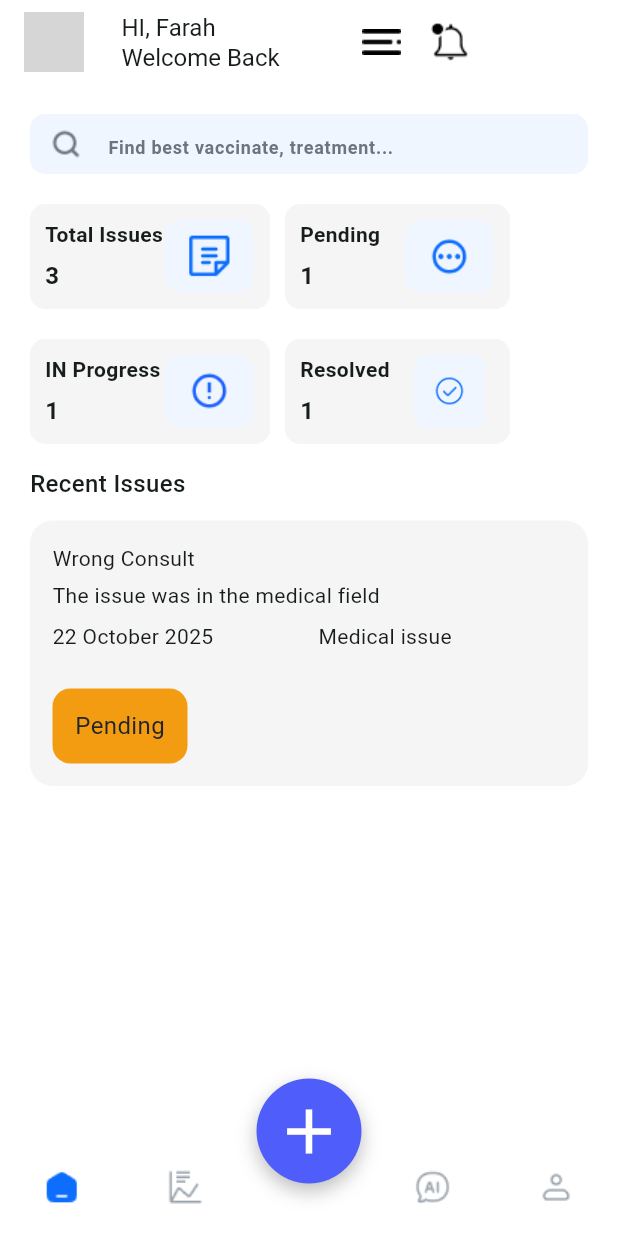
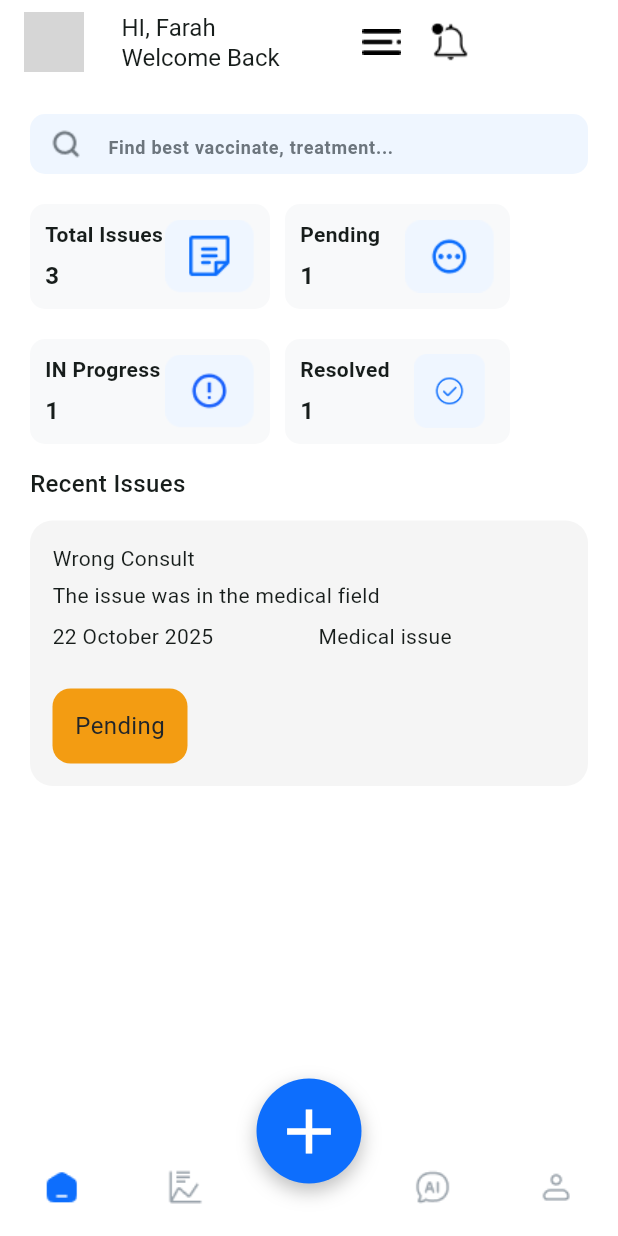
Before and after one commit to mohameds123/DEPI-Hospital-Complaint-system, a Flutter app: the HomePatient screen opened directly, on a phone screen of 412 x 824 dp. Run offline on Flutter 3.47's test engine with Material 3 defaults, Android fonts, the phone set to English and light mode, and no system bars; drawn by our look-alikes of curved_navigation_bar; grey boxes are pictures that could not be loaded.

Commit message:
Final edit

```diff
--- a/lib/Ui/screens/home_patient.dart
+++ b/lib/Ui/screens/home_patient.dart
@@ -79,7 +79,7 @@ class _HomePatientState extends State<HomePatient> {
                         width: 160,
                         padding: EdgeInsets.all(10),
                         decoration: BoxDecoration(
-                          color: Colors.grey[100],
+                          color: Color(0xffF8F9FA),
                           borderRadius: BorderRadius.circular(10),
                         ),
                         child: Row(
@@ -121,7 +121,7 @@ class _HomePatientState extends State<HomePatient> {
                         width: 150,
                         padding: EdgeInsets.all(10),
                         decoration: BoxDecoration(
-                          color: Colors.grey[100],
+                          color: Color(0xffF8F9FA),
                           borderRadius: BorderRadius.circular(10),
                         ),
                         child: Row(
@@ -170,7 +170,7 @@ class _HomePatientState extends State<HomePatient> {
                         width: 160,
                         padding: EdgeInsets.all(10),
                         decoration: BoxDecoration(
-                          color: Colors.grey[100],
+                          color: Color(0xffF8F9FA),
                           borderRadius: BorderRadius.circular(10),
                         ),
                         child: Row(
@@ -211,7 +211,7 @@ class _HomePatientState extends State<HomePatient> {
                         width: 150,
                         padding: EdgeInsets.all(10),
                         decoration: BoxDecoration(
-                          color: Colors.grey[100],
+                          color: Color(0xffF8F9FA),
                           borderRadius: BorderRadius.circular(10),
                         ),
                         child: Row(
@@ -315,7 +315,7 @@ class _HomePatientState extends State<HomePatient> {
           width: 70,
           decoration: BoxDecoration(
             shape: BoxShape.circle,
-            color: Color(0xff4f5efa),
+            color: Color(0xff0D6EFD),
             boxShadow: [
               BoxShadow(
                 color: Colors.black26,
--- a/lib/Ui/screens/login/login_admin.dart
+++ b/lib/Ui/screens/login/login_admin.dart
@@ -21,6 +21,7 @@ class _LoginAdminState extends State<LoginAdmin> {
     double width = MediaQuery.of(context).size.width;
     double height = MediaQuery.of(context).size.height;
     return Scaffold(
+      backgroundColor: Colors.white,
       body: Padding(
         padding: EdgeInsets.only(
           top: height * 0.1,
--- a/lib/Ui/screens/login/login_patient.dart
+++ b/lib/Ui/screens/login/login_patient.dart
@@ -20,6 +20,7 @@ class _LoginPatientState extends State<LoginPatient> {
     double width = MediaQuery.of(context).size.width;
     double height = MediaQuery.of(context).size.height;
     return Scaffold(
+      backgroundColor: Colors.white,
       body: Padding(
         padding: EdgeInsets.only(
           top: height * 0.1,
--- a/lib/Ui/screens/login/login_staff.dart
+++ b/lib/Ui/screens/login/login_staff.dart
@@ -20,6 +20,7 @@ class _LoginStaffState extends State<LoginStaff> {
     double width = MediaQuery.of(context).size.width;
     double height = MediaQuery.of(context).size.height;
     return Scaffold(
+      backgroundColor: Colors.white,
       body: Padding(
         padding: EdgeInsets.only(
           top: height * 0.1,
--- a/lib/Ui/screens/new_complain.dart
+++ b/lib/Ui/screens/new_complain.dart
@@ -61,7 +61,7 @@ class _NewComplainScreenState extends State<NewComplainScreen> {
                   vertical: 14,
                 ),
               ),
-              value: selectedRole,
+              initialValue: selectedRole,
               items: const [
                 DropdownMenuItem(value: 'Patient', child: Text('Patient')),
                 DropdownMenuItem(value: 'Staff', child: Text('Staff')),
```
